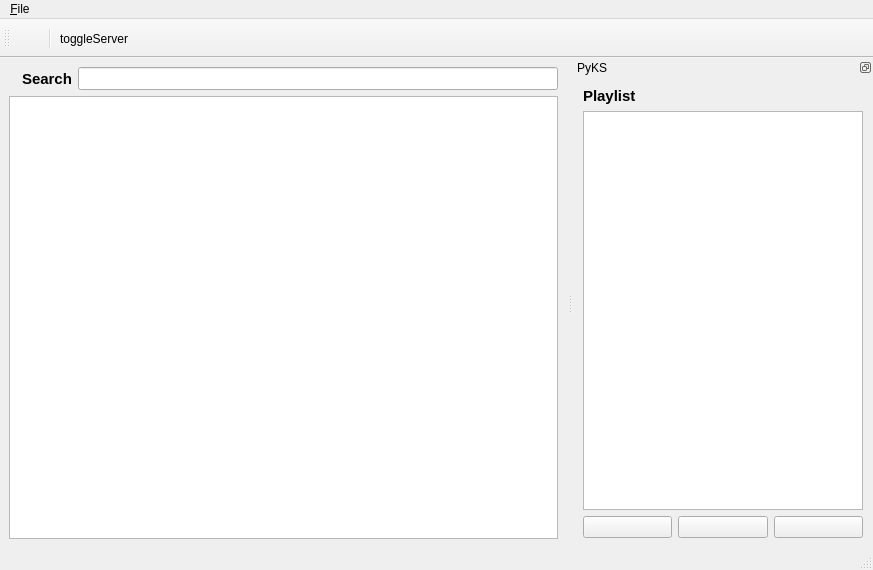
First picture: the form in main_window.ui, repository tschen/PyKS, before the edit.
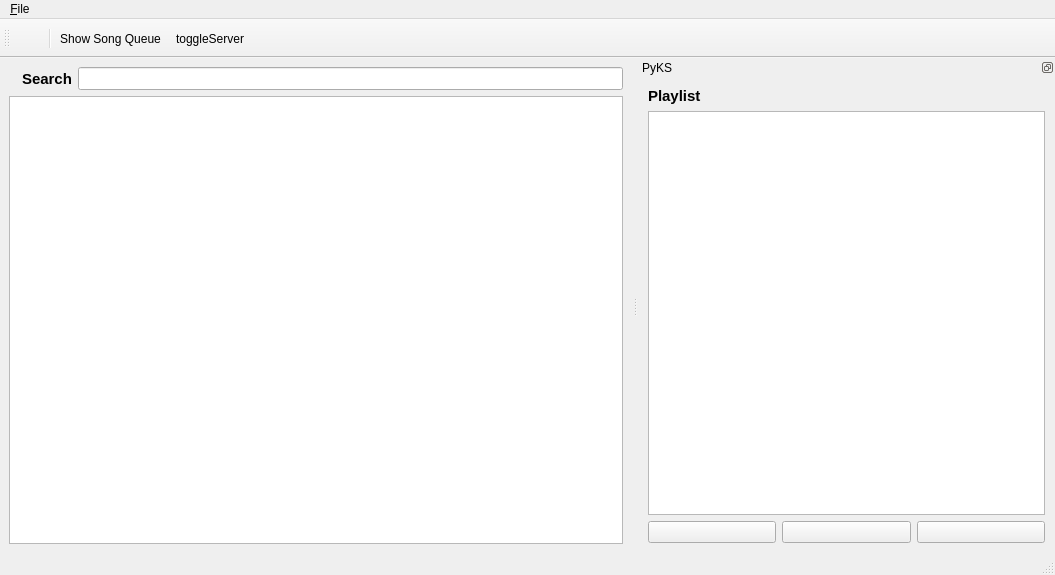
Second picture: the form after the edit. Icons and pictures are not drawn. Custom widgets are drawn as their Qt base class.

Commit message: - Added queue functionality. This allows the Karaoke DJ to manually   move songs to the playlist.

What changed in the file:
```diff
--- a/main_window.ui
+++ b/main_window.ui
@@ -21,7 +21,7 @@
    <rect>
     <x>0</x>
     <y>0</y>
-    <width>873</width>
+    <width>1055</width>
     <height>570</height>
    </rect>
   </property>
@@ -109,7 +109,7 @@
     <rect>
      <x>0</x>
      <y>0</y>
-     <width>873</width>
+     <width>1055</width>
      <height>21</height>
     </rect>
    </property>
@@ -128,8 +128,8 @@
   <widget class="QDockWidget" name="dockWidget">
    <property name="minimumSize">
     <size>
-     <width>300</width>
-     <height>484</height>
+     <width>417</width>
+     <height>495</height>
     </size>
    </property>
    <property name="font">
@@ -201,8 +201,8 @@
        </property>
        <property name="minimumSize">
         <size>
-         <width>280</width>
-         <height>377</height>
+         <width>397</width>
+         <height>395</height>
         </size>
        </property>
        <property name="font">
@@ -337,6 +337,7 @@
    </attribute>
    <addaction name="actionNewScreen"/>
    <addaction name="separator"/>
+   <addaction name="actionShowQueueWindow"/>
    <addaction name="actionToggleServer"/>
   </widget>
   <action name="actionMenuQuit">
@@ -374,6 +375,21 @@
     <string>toggleServer</string>
    </property>
   </action>
+  <action name="actionShowQueueWindow">
+   <property name="icon">
+    <iconset>
+     <normaloff>images/song_queue.png</normaloff>images/song_queue.png</iconset>
+   </property>
+   <property name="text">
+    <string>Show Song Queue</string>
+   </property>
+   <property name="toolTip">
+    <string>Show Song Queue</string>
+   </property>
+   <property name="shortcut">
+    <string>Ctrl+Q</string>
+   </property>
+  </action>
  </widget>
  <customwidgets>
   <customwidget>
```
Left out of the diff: 26 changed lines with no effect on the pictures. The commit also changes 9 other files.
